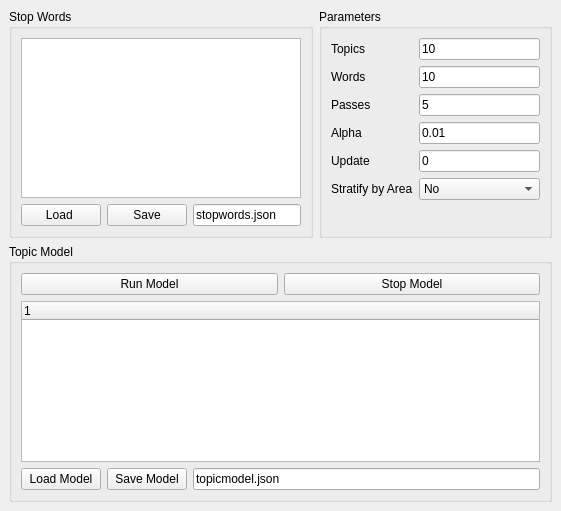
Qt form ui/topicmodel.ui (mikedotonline/SocialSpatial) before a commit.
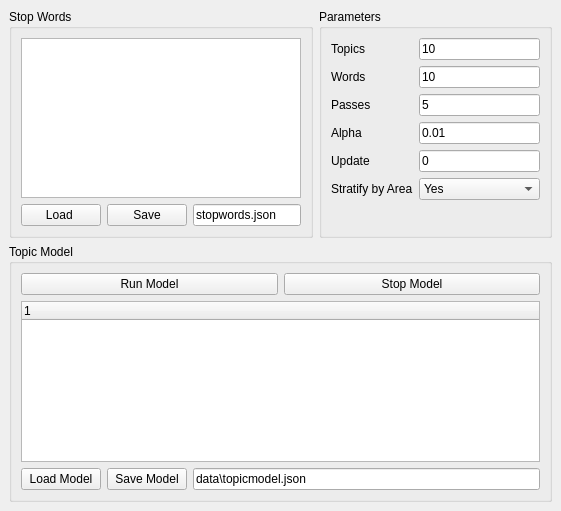
The same form after that commit.

The edit to the form file:
```diff
--- a/ui/topicmodel.ui
+++ b/ui/topicmodel.ui
@@ -145,7 +145,7 @@
               <widget class="QComboBox" name="area_comboBox">
                <item>
                 <property name="text">
-                 <string>No</string>
+                 <string>Yes</string>
                 </property>
                </item>
                <item>
@@ -214,7 +214,7 @@
            <item>
             <widget class="QLineEdit" name="topicModelFile_lineEdit">
              <property name="text">
-              <string>topicmodel.json</string>
+              <string>data\topicmodel.json</string>
              </property>
             </widget>
            </item>
```
Left out of the diff: 2 changed lines with no effect on the pictures.
